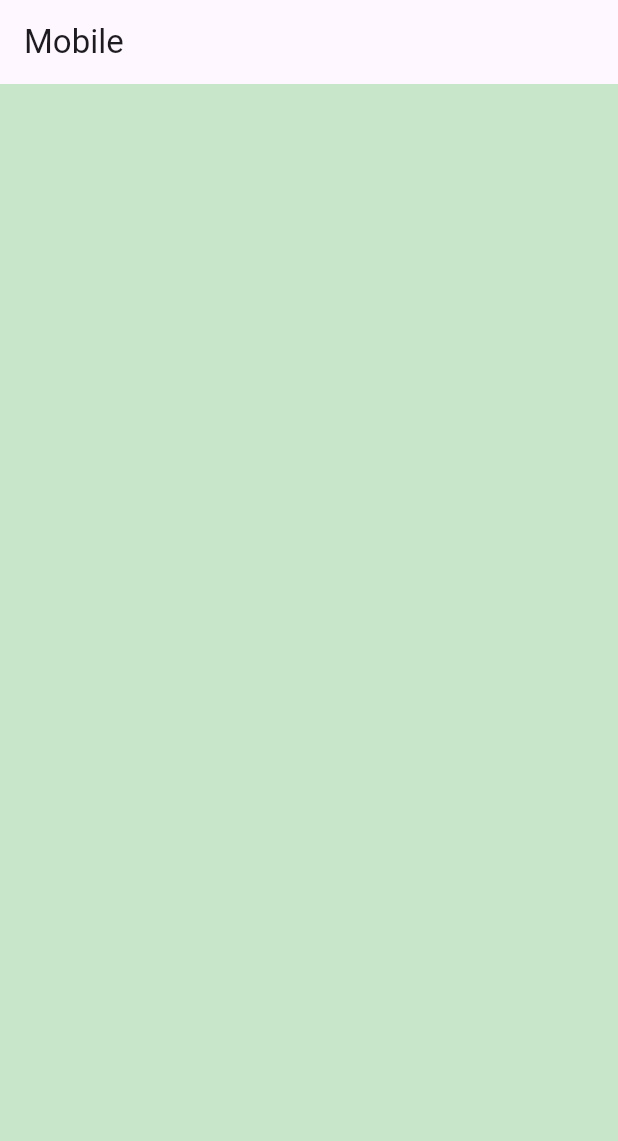
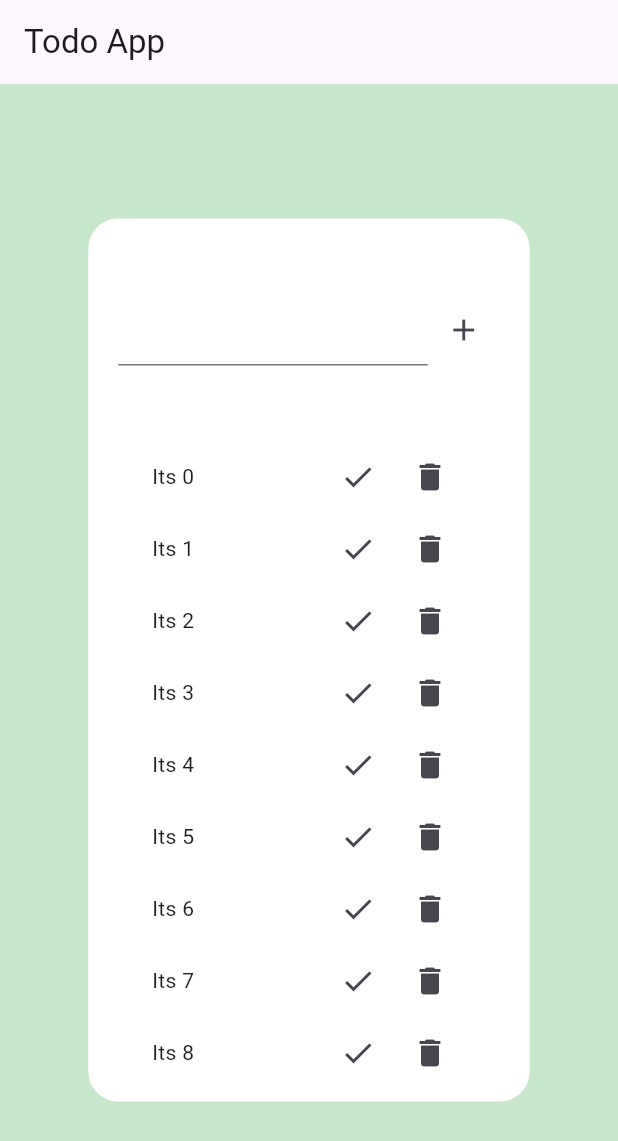
Before and after one commit to TheRealHex/30-days-flutter, a Flutter app: the screen it shows after launch, on a phone screen of 412 x 824 dp. Shown: the top 1141 px of the screen. Run offline on Flutter 3.47's test engine with Material 3 defaults, Android fonts, the phone set to English and light mode, and no system bars.

Commit message:
Working on mobile view

```diff
--- /dev/null
+++ b/todo_app/lib/responsive/constants.dart
@@ -0,0 +1,5 @@
+import 'package:flutter/material.dart';
+
+var myAppBar = AppBar(
+  title: const Text('Todo App'),
+);
--- a/todo_app/lib/responsive/desktop_view.dart
+++ b/todo_app/lib/responsive/desktop_view.dart
@@ -1,4 +1,5 @@
 import 'package:flutter/material.dart';
+import 'package:todo_app/responsive/constants.dart';
 
 class DesktopView extends StatelessWidget {
   const DesktopView({super.key});
@@ -7,7 +8,7 @@ class DesktopView extends StatelessWidget {
   Widget build(BuildContext context) {
     return Scaffold(
       backgroundColor: Colors.blue[100],
-      appBar: AppBar(title: const Text('Desktop')),
+      appBar: myAppBar,
     );
   }
 }
--- a/todo_app/lib/responsive/mobile_view.dart
+++ b/todo_app/lib/responsive/mobile_view.dart
@@ -1,13 +1,73 @@
 import 'package:flutter/material.dart';
+import 'package:todo_app/responsive/constants.dart';
 
-class MobileView extends StatelessWidget {
+class MobileView extends StatefulWidget {
   const MobileView({super.key});
 
   @override
+  State<MobileView> createState() => _MobileViewState();
+}
+
+class _MobileViewState extends State<MobileView> {
+  final todoList = <String>[];
+  @override
   Widget build(BuildContext context) {
-    return Scaffold(
-      backgroundColor: Colors.green[100],
-      appBar: AppBar(title: const Text('Mobile')),
+    return SafeArea(
+      child: Scaffold(
+        backgroundColor: Colors.green[100],
+        appBar: myAppBar,
+        body: Center(
+          child: Container(
+            decoration: BoxDecoration(
+              color: Colors.white,
+              borderRadius: BorderRadius.circular(20),
+            ),
+            height: MediaQuery.of(context).size.height / 1.4,
+            width: MediaQuery.of(context).size.width / 1.4,
+            child: Column(children: [
+              const SizedBox(height: 50),
+              // Text input and insert icon
+              Padding(
+                padding: const EdgeInsets.symmetric(horizontal: 20),
+                child: Row(
+                  mainAxisAlignment: MainAxisAlignment.spaceBetween,
+                  crossAxisAlignment: CrossAxisAlignment.center,
+                  children: [
+                    const Flexible(child: TextField()),
+                    IconButton(
+                        onPressed: () {
+                          setState(() {
+                            todoList.add('hi');
+                          });
+                        },
+                        icon: const Icon(Icons.add))
+                  ],
+                ),
+              ),
+              // Display inserted text and icons to check & delete
+              const SizedBox(height: 50),
+              Expanded(
+                child: ListView.builder(itemBuilder: (context, index) {
+                  return Row(
+                    mainAxisAlignment: MainAxisAlignment.spaceAround,
+                    crossAxisAlignment: CrossAxisAlignment.center,
+                    children: [
+                      Text('Its $index'),
+                      Row(
+                        children: [
+                          IconButton(onPressed: () {}, icon: Icon(Icons.check)),
+                          IconButton(
+                              onPressed: () {}, icon: Icon(Icons.delete)),
+                        ],
+                      )
+                    ],
+                  );
+                }),
+              )
+            ]),
+          ),
+        ),
+      ),
     );
   }
 }
--- a/todo_app/lib/responsive/responsive.dart
+++ b/todo_app/lib/responsive/responsive.dart
@@ -1,7 +1,4 @@
 import 'package:flutter/material.dart';
-import 'package:todo_app/responsive/desktop_view.dart';
-import 'package:todo_app/responsive/mobile_view.dart';
-import 'package:todo_app/responsive/tablet_view.dart';
 
 class ResponsiveUI extends StatelessWidget {
   final Widget mobileScaffold;
--- a/todo_app/lib/responsive/tablet_view.dart
+++ b/todo_app/lib/responsive/tablet_view.dart
@@ -1,4 +1,5 @@
 import 'package:flutter/material.dart';
+import 'package:todo_app/responsive/constants.dart';
 
 class TabletView extends StatelessWidget {
   const TabletView({super.key});
@@ -7,7 +8,7 @@ class TabletView extends StatelessWidget {
   Widget build(BuildContext context) {
     return Scaffold(
       backgroundColor: Colors.red[100],
-      appBar: AppBar(title: const Text('Tablet')),
+      appBar: myAppBar,
     );
   }
 }
```
